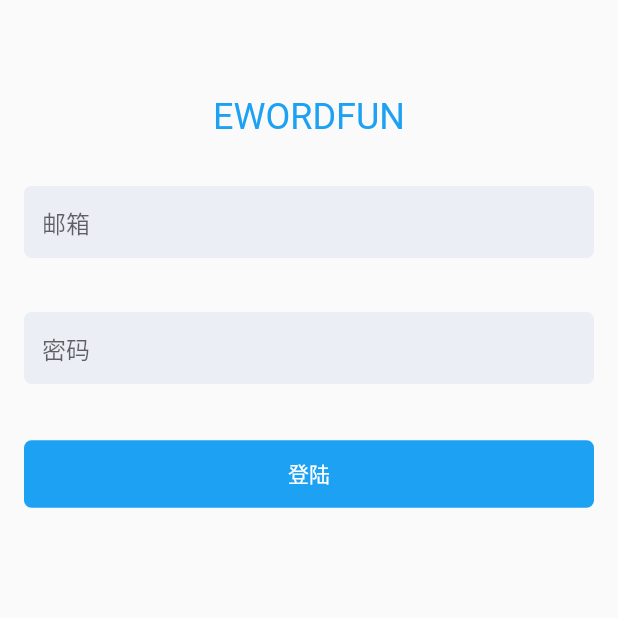
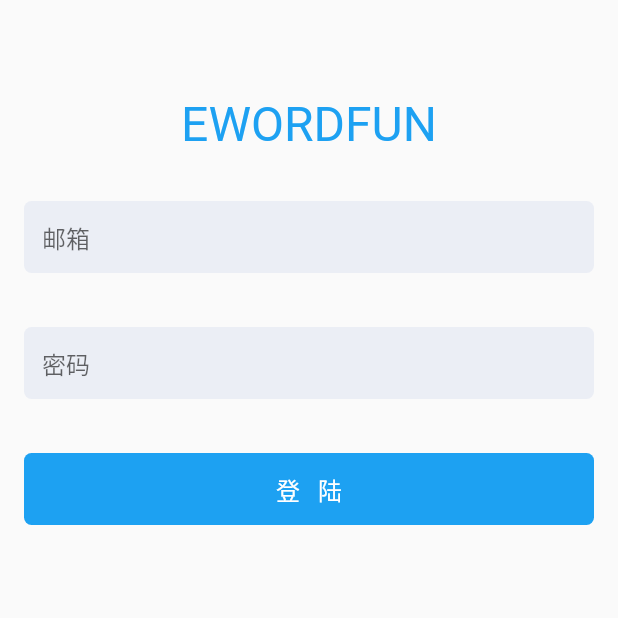
Before and after one commit to BenjaminFF/flutter_ashtree, a Flutter app: the LoginScreen screen opened by its route, on a phone screen of 412 x 824 dp, the top half of it. Run offline on Flutter 3.47's test engine with Material 2 defaults, Android fonts, the phone set to English and light mode, and no system bars; our stand-ins replace dio, flutter_mobx, fluttertoast, form_field_validator, mobx, random_string and 1 more; accounts and stored records are empty; generated files the repository leaves out were written again; network calls fail.

```diff
--- a/lib/assets/themes.dart
+++ b/lib/assets/themes.dart
@@ -1,53 +1,7 @@
+import 'package:ashtree/assets/color_scheme.dart';
 import 'package:flutter/material.dart';
 
 ThemeData darkTheme = ThemeData.dark().copyWith(
-  primaryColor: Color(0xff1da1f2),
-  accentColor: Colors.cyan[600],
-  inputDecorationTheme: InputDecorationTheme(
-    fillColor: Color(0xff2f3e46),
-    filled: true,
-    focusColor: Colors.black,
-    hoverColor: Colors.black,
-    errorStyle: TextStyle(height: 1),
-    helperStyle: TextStyle(height: 1),
-    contentPadding: EdgeInsets.only(left: 12.0, right: 12.0),
-    border: OutlineInputBorder(
-      borderRadius: BorderRadius.all(
-        Radius.circular(5.0),
-      ),
-      borderSide: BorderSide.none,
-    ),
-  ),
-  textTheme: TextTheme(
-    headline1: TextStyle(
-      fontSize: 32.0,
-      color: Color(0xff606266),
-      fontWeight: FontWeight.normal,
-    ),
-    headline2: TextStyle(
-      fontSize: 24.0,
-      color: Color(0xff606266),
-      fontWeight: FontWeight.normal,
-    ),
-    headline3: TextStyle(
-      fontSize: 24.0,
-      color: Color(0xff606266),
-      fontWeight: FontWeight.normal,
-    ),
-    bodyText1: TextStyle(
-      fontSize: 18.0,
-      color: Color(0xff303133),
-      fontWeight: FontWeight.normal,
-    ),
-    bodyText2: TextStyle(
-      fontSize: 16.0,
-      color: Color(0xff303133),
-      fontWeight: FontWeight.normal,
-    ),
-  ),
-);
-
-ThemeData lightTheme = ThemeData.light().copyWith(
   primaryColor: Color(0xff1da1f2),
   accentColor: Colors.cyan[600],
   textSelectionColor: Colors.black,
@@ -73,27 +27,7 @@ ThemeData lightTheme = ThemeData.light().copyWith(
   textTheme: TextTheme(
     headline1: TextStyle(
       fontSize: 32.0,
-      color: Color(0xff606266),
-      fontWeight: FontWeight.normal,
-    ),
-    headline2: TextStyle(
-      fontSize: 24.0,
-      color: Color(0xff606266),
-      fontWeight: FontWeight.normal,
-    ),
-    headline3: TextStyle(
-      fontSize: 24.0,
-      color: Color(0xff606266),
-      fontWeight: FontWeight.normal,
-    ),
-    headline5: TextStyle(
-      fontSize: 24.0,
-      color: Color(0xff606266),
-      fontWeight: FontWeight.normal,
-    ),
-    headline6: TextStyle(
-      fontSize: 24.0,
-      color: Color(0xff606266),
+      color: Color(0xff1da1f2),
       fontWeight: FontWeight.normal,
     ),
     bodyText1: TextStyle(
@@ -108,3 +42,57 @@ ThemeData lightTheme = ThemeData.light().copyWith(
     ),
   ),
 );
+
+ThemeData lightTheme = ThemeData.light().copyWith(
+  backgroundColor: Color(0xfff6f6f6),
+  primaryColor: Color(0xff1da1f2),
+  accentColor: Colors.cyan[600],
+  textSelectionColor: Colors.black,
+  colorScheme: ColorScheme.light(
+    secondary: Colors.black12,
+    primary: Color(0xff1da1f2),
+    error: Color(0xfff56c6c),
+  ),
+  inputDecorationTheme: InputDecorationTheme(
+    fillColor: Color(0xffebeef5),
+    filled: true,
+    focusColor: Colors.black,
+    hoverColor: Colors.black,
+    errorStyle: TextStyle(height: 1),
+    helperStyle: TextStyle(height: 1),
+    contentPadding: EdgeInsets.only(left: 12.0, right: 12.0),
+    border: OutlineInputBorder(
+      borderRadius: BorderRadius.all(
+        Radius.circular(5.0),
+      ),
+      borderSide: BorderSide.none,
+    ),
+  ),
+  buttonTheme: ButtonThemeData(
+    buttonColor: Color(0xff1da1f2),
+    textTheme: ButtonTextTheme.primary,
+    padding: EdgeInsets.only(top: 12.0, bottom: 12.0),
+  ),
+  textTheme: TextTheme(
+    headline1: TextStyle(
+      fontSize: 32.0,
+      color: Color(0xff1da1f2),
+      fontWeight: FontWeight.normal,
+    ),
+    headline6: TextStyle(
+      fontSize: 18.0,
+      color: Color(0xff303133),
+      fontWeight: FontWeight.normal,
+    ),
+    bodyText1: TextStyle(
+      fontSize: 18.0,
+      color: Color(0xff303133),
+      fontWeight: FontWeight.normal,
+    ),
+    bodyText2: TextStyle(
+      fontSize: 16.0,
+      color: Color(0xff303133),
+      fontWeight: FontWeight.normal,
+    ),
+  ),
+);
--- a/lib/models/home/home_store.dart
+++ b/lib/models/home/home_store.dart
@@ -46,6 +46,7 @@ abstract class _HomeStore with Store {
     return sets;
   }
 
+  @action
   onChanged({String value}) {
     filterText = value;
     curSets = getFilteredSets(sets, filterText);
--- a/lib/services/web_api/http_util.dart
+++ b/lib/services/web_api/http_util.dart
@@ -32,7 +32,7 @@ class HttpUtil {
     _dio = new Dio();
 
     BaseOptions options = BaseOptions();
-    options.baseUrl = 'http://192.168.1.11:8360/api';
+    options.baseUrl = 'http://10.0.2.2:8360/api';
     options.connectTimeout = 3 * 1000;
     options.receiveTimeout = 3 * 1000;
 
--- a/lib/views/learn/learn_screen.dart
+++ b/lib/views/learn/learn_screen.dart
@@ -1,4 +1,4 @@
-import 'package:ashtree/components/pagecomps/Multichoice.dart';
+import 'package:ashtree/components/pagecomps/multichoice/multichoice_comp.dart';
 import 'package:ashtree/router.dart';
 import 'package:flutter/material.dart';
 import 'package:flutter_mobx/flutter_mobx.dart';
--- a/lib/views/login/login_screen.dart
+++ b/lib/views/login/login_screen.dart
@@ -26,7 +26,7 @@ class _LoginScreenState extends State<LoginScreen> {
       padding: EdgeInsets.only(top: 64, bottom: 32),
       child: Text(
         'EWORDFUN',
-        style: TextStyle(fontSize: 24, color: Theme.of(context).primaryColor),
+        style: Theme.of(context).textTheme.headline1,
         textAlign: TextAlign.center,
       ),
     );
@@ -97,10 +97,12 @@ class _LoginScreenState extends State<LoginScreen> {
           if (!_loginStore.autovalidate)
             _loginStore.setAutovalidate(autovalidate: true);
         },
-        child: Text('登陆'),
+        child: Text(
+          '登陆',
+          style: TextStyle(fontSize: 16.0, letterSpacing: 12.0),
+        ),
         splashColor: Theme.of(context).primaryColor,
         elevation: 0,
-        padding: EdgeInsets.only(top: 12.0, bottom: 12.0),
         shape: RoundedRectangleBorder(
           borderRadius: BorderRadius.circular(5.0),
         ),
```
Also changed, not shown: lib/assets/color_scheme.dart (added, +9 -0 lines), lib/components/button/button_comp.dart (added, +128 -0 lines), lib/components/pagecomps/multichoice/multichoice_comp.dart (renamed from lib/components/pagecomps/Multichoice.dart, +26 -35 lines), lib/models/pagecomps/multichoice/multichoice_store.dart (+27 -6 lines), lib/views/home/home_screen.dart (+2 -13 lines), lib/models/home/home_store.g.dart, lib/models/pagecomps/multichoice/multichoice_store.g.dart.
